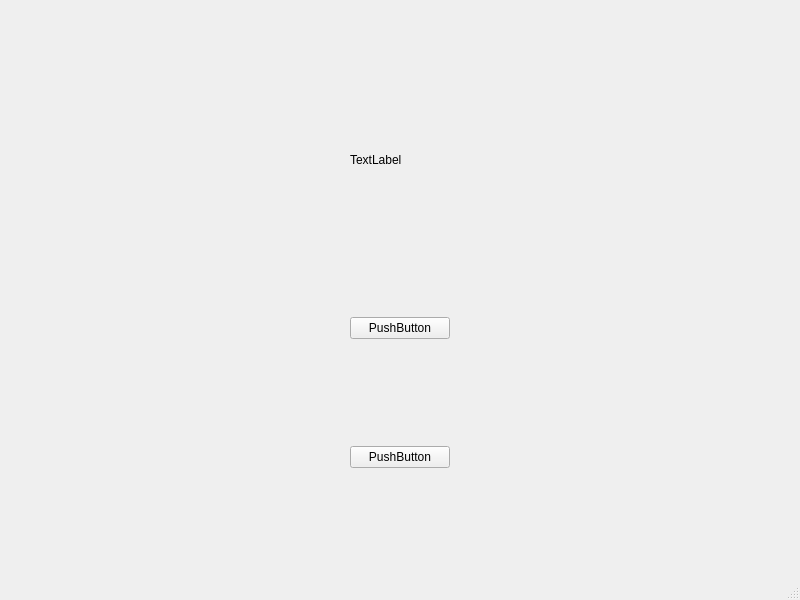
The window that TFG_PC_APP/UI/MainWindow.ui (serarandal/TFG) describes before a commit, drawn with Qt 5.
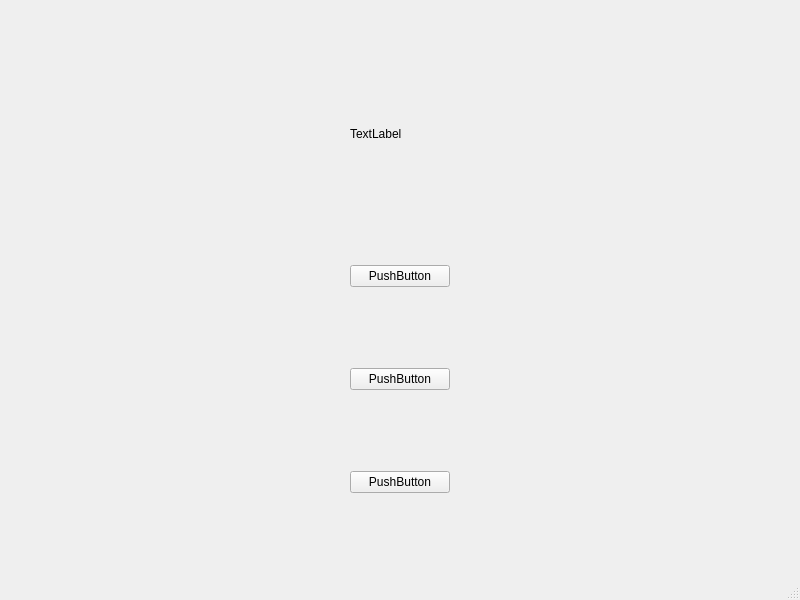
The same window after the commit.

```diff
--- a/TFG_PC_APP/UI/MainWindow.ui
+++ b/TFG_PC_APP/UI/MainWindow.ui
@@ -28,20 +28,27 @@
       </property>
      </widget>
     </item>
-    <item row="4" column="0">
+    <item row="5" column="0">
      <widget class="QPushButton" name="pushButton_2">
       <property name="text">
        <string>PushButton</string>
       </property>
      </widget>
     </item>
-    <item row="3" column="0">
+    <item row="4" column="0">
      <widget class="QPushButton" name="pushButton">
       <property name="text">
        <string>PushButton</string>
       </property>
      </widget>
     </item>
+    <item row="3" column="0">
+     <widget class="QPushButton" name="pushButton_3">
+      <property name="text">
+       <string>PushButton</string>
+      </property>
+     </widget>
+    </item>
    </layout>
   </widget>
   <widget class="QMenuBar" name="menubar">
```
Left out of the diff: 2 changed lines with no effect on the pictures.
